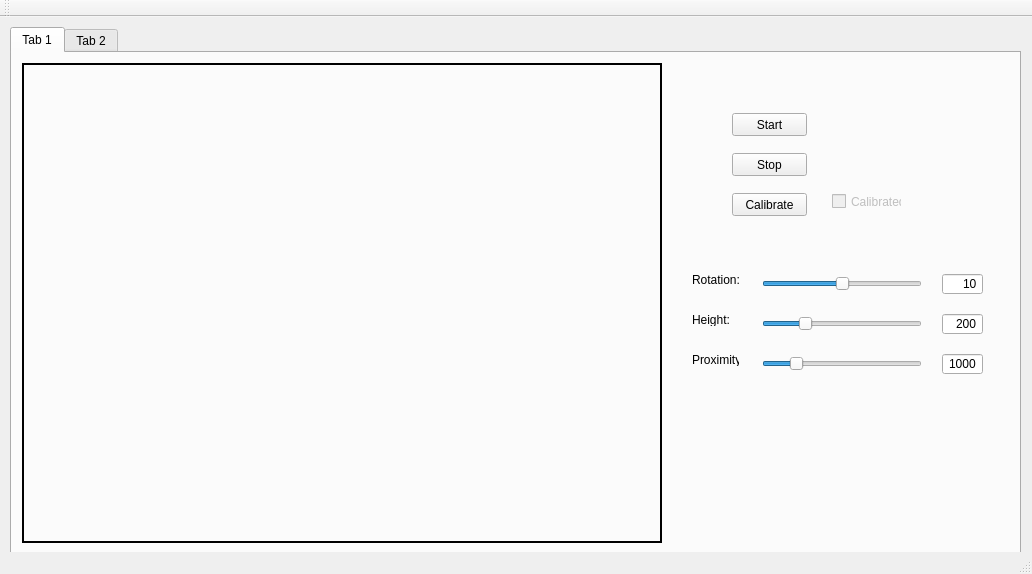
The window that PostureCorrector/mainwindow.ui (Tharsus/PostureCorrector) describes before a commit, drawn with Qt 5.
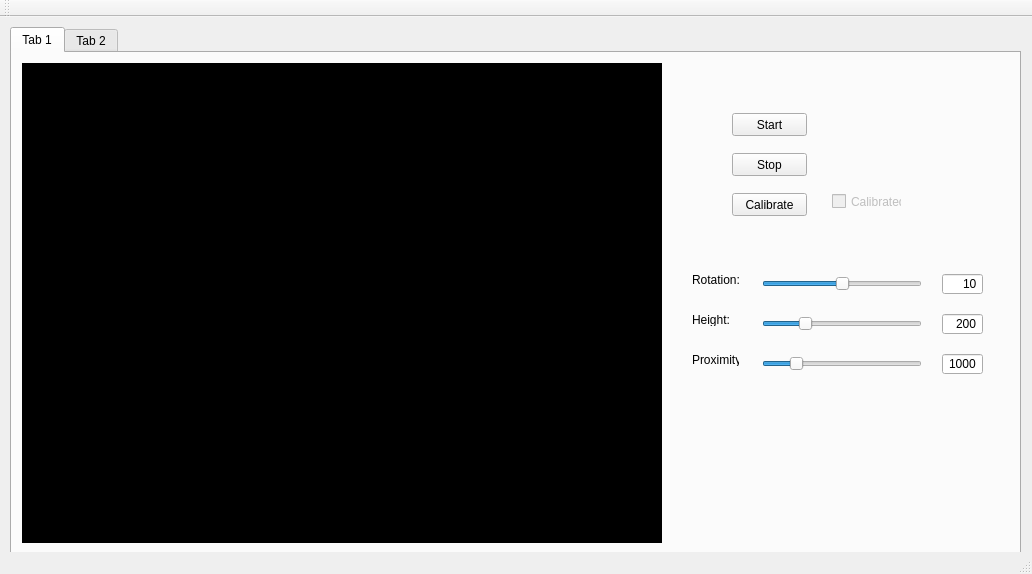
The same window after the commit. The open tabs and pages were chosen to show the change. Icons and pictures are not drawn.

```diff
--- a/PostureCorrector/mainwindow.ui
+++ b/PostureCorrector/mainwindow.ui
@@ -302,40 +302,97 @@
       <property name="palette">
        <palette>
         <active>
+         <colorrole role="Button">
+          <brush brushstyle="SolidPattern">
+           <color alpha="255">
+            <red>0</red>
+            <green>0</green>
+            <blue>0</blue>
+           </color>
+          </brush>
+         </colorrole>
          <colorrole role="Base">
           <brush brushstyle="SolidPattern">
            <color alpha="255">
-            <red>255</red>
-            <green>255</green>
-            <blue>255</blue>
+            <red>0</red>
+            <green>0</green>
+            <blue>0</blue>
+           </color>
+          </brush>
+         </colorrole>
+         <colorrole role="Window">
+          <brush brushstyle="SolidPattern">
+           <color alpha="255">
+            <red>0</red>
+            <green>0</green>
+            <blue>0</blue>
            </color>
           </brush>
          </colorrole>
         </active>
         <inactive>
+         <colorrole role="Button">
+          <brush brushstyle="SolidPattern">
+           <color alpha="255">
+            <red>0</red>
+            <green>0</green>
+            <blue>0</blue>
+           </color>
+          </brush>
+         </colorrole>
          <colorrole role="Base">
           <brush brushstyle="SolidPattern">
            <color alpha="255">
-            <red>255</red>
-            <green>255</green>
-            <blue>255</blue>
+            <red>0</red>
+            <green>0</green>
+            <blue>0</blue>
+           </color>
+          </brush>
+         </colorrole>
+         <colorrole role="Window">
+          <brush brushstyle="SolidPattern">
+           <color alpha="255">
+            <red>0</red>
+            <green>0</green>
+            <blue>0</blue>
            </color>
           </brush>
          </colorrole>
         </inactive>
         <disabled>
+         <colorrole role="Button">
+          <brush brushstyle="SolidPattern">
+           <color alpha="255">
+            <red>0</red>
+            <green>0</green>
+            <blue>0</blue>
+           </color>
+          </brush>
+         </colorrole>
          <colorrole role="Base">
           <brush brushstyle="SolidPattern">
            <color alpha="255">
-            <red>240</red>
-            <green>240</green>
-            <blue>240</blue>
+            <red>0</red>
+            <green>0</green>
+            <blue>0</blue>
+           </color>
+          </brush>
+         </colorrole>
+         <colorrole role="Window">
+          <brush brushstyle="SolidPattern">
+           <color alpha="255">
+            <red>0</red>
+            <green>0</green>
+            <blue>0</blue>
            </color>
           </brush>
          </colorrole>
         </disabled>
        </palette>
       </property>
+      <property name="styleSheet">
+       <string notr="true">background-color: rgb(0, 0, 0);</string>
+      </property>
       <property name="frameShape">
        <enum>QFrame::WinPanel</enum>
       </property>
```
Left out of the diff: 24 changed lines with no effect on the pictures.
